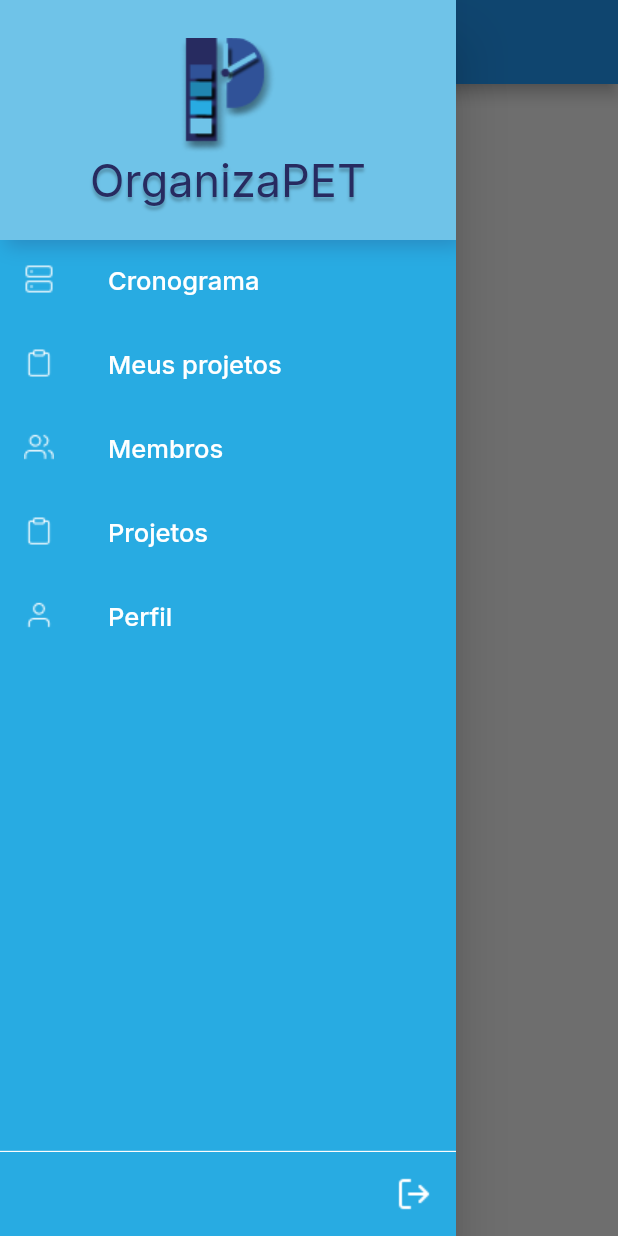
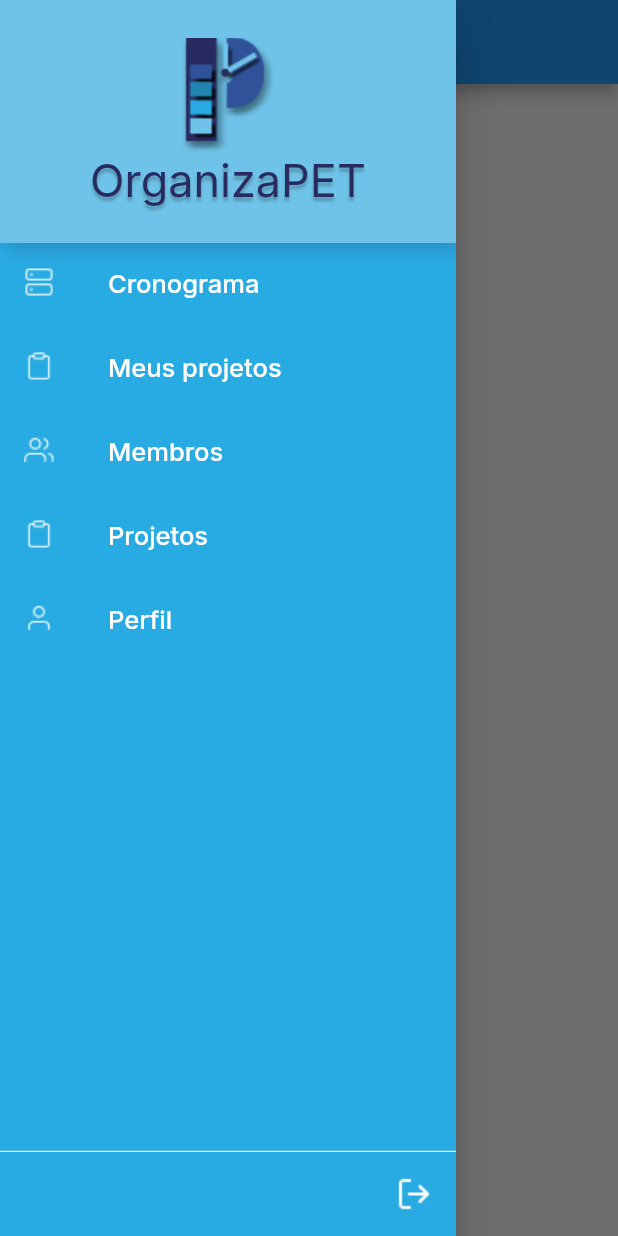
Before and after one commit to MahatKC/organizapet, a Flutter app: the ListaPetianos screen opened directly with empty values, with the side drawer open, on a phone screen of 412 x 824 dp. Run offline on Flutter 3.47's test engine with Material 2 defaults, Android fonts, the phone set to English and light mode, and no system bars; our stand-ins replace cloud_firestore, firebase_auth, firebase_core, google_fonts, google_sign_in, mask_text_input_formatter and 1 more; accounts and stored records are empty.

Commit message:
finalmente resolvido

```diff
--- a/organizapet/lib/modules/menu/menu_sanduiche.dart
+++ b/organizapet/lib/modules/menu/menu_sanduiche.dart
@@ -38,7 +38,7 @@ class MenuSanduiche extends StatelessWidget {
               padding: EdgeInsets.zero,
               children: <Widget>[
                 Container(
-                    height: 160,
+                    height: 162,
                     decoration: BoxDecoration(
                         color: AppColors.boxListBorder,
                         boxShadow: [
```
